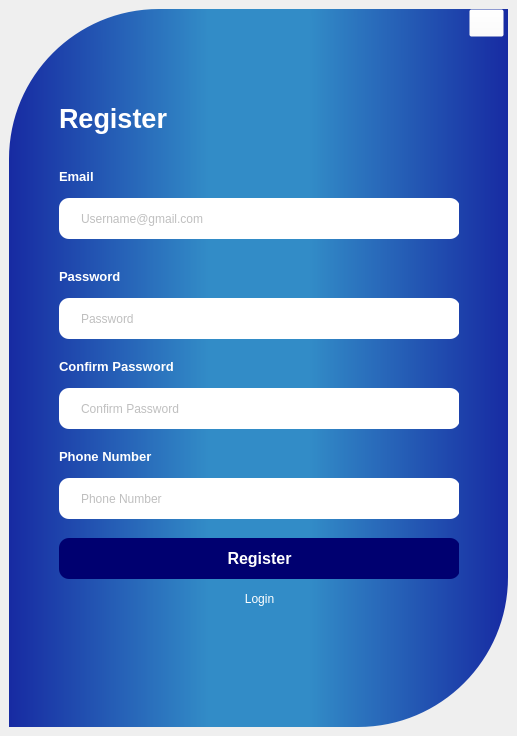
Before: the Qt Designer form Client/View/Login.ui in NegiKirin/PBL5, drawn with Qt 5.
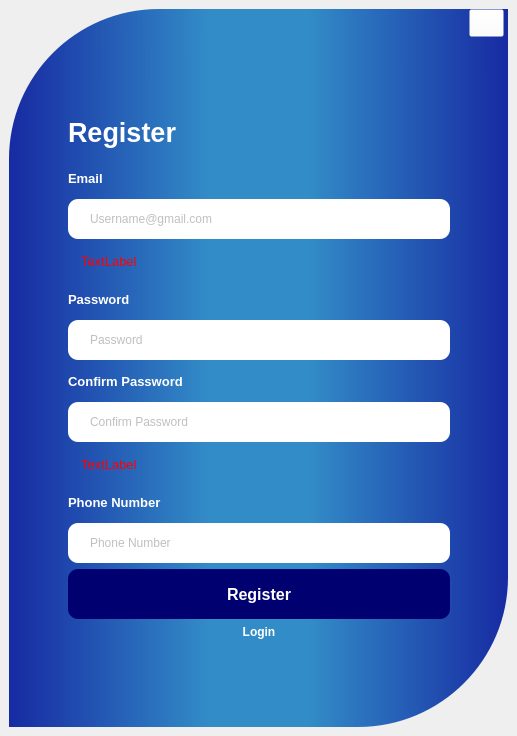
After: the same form once the commit is applied. The open tabs and pages were chosen to show the change. Icons and pictures are not drawn.

What changed in the file:
```diff
--- a/Client/View/Login.ui
+++ b/Client/View/Login.ui
@@ -95,7 +95,7 @@
             <property name="minimumSize">
              <size>
               <width>400</width>
-              <height>0</height>
+              <height>40</height>
              </size>
             </property>
             <property name="styleSheet">
@@ -308,14 +308,20 @@
              </widget>
             </widget>
             <widget class="QWidget" name="page_2">
+             <layout class="QVBoxLayout" name="verticalLayout_4">
+              <item>
              <widget class="QLabel" name="label_5">
-              <property name="geometry">
-               <rect>
-                <x>0</x>
-                <y>0</y>
-                <width>151</width>
-                <height>41</height>
-               </rect>
+                <property name="minimumSize">
+                 <size>
+                  <width>0</width>
+                  <height>50</height>
+                 </size>
+                </property>
+                <property name="maximumSize">
+                 <size>
+                  <width>16777215</width>
+                  <height>50</height>
+                 </size>
               </property>
               <property name="font">
                <font>
@@ -332,14 +338,20 @@
                <string>Register</string>
               </property>
              </widget>
+              </item>
+              <item>
              <widget class="QLabel" name="label_6">
-              <property name="geometry">
-               <rect>
-                <x>0</x>
-                <y>70</y>
-                <width>391</width>
-                <height>16</height>
-               </rect>
+                <property name="minimumSize">
+                 <size>
+                  <width>0</width>
+                  <height>30</height>
+                 </size>
+                </property>
+                <property name="maximumSize">
+                 <size>
+                  <width>16777215</width>
+                  <height>30</height>
+                 </size>
               </property>
               <property name="font">
                <font>
@@ -356,14 +368,20 @@
                <string>Email</string>
               </property>
              </widget>
+              </item>
+              <item>
              <widget class="QLineEdit" name="LEdit_email_register">
-              <property name="geometry">
-               <rect>
-                <x>0</x>
-                <y>100</y>
-                <width>401</width>
-                <height>41</height>
-               </rect>
+                <property name="minimumSize">
+                 <size>
+                  <width>0</width>
+                  <height>40</height>
+                 </size>
+                </property>
+                <property name="maximumSize">
+                 <size>
+                  <width>16777215</width>
+                  <height>40</height>
+                 </size>
               </property>
               <property name="styleSheet">
                <string notr="true">background-color: rgb(255, 255, 255);
@@ -379,14 +397,36 @@
                <string>Username@gmail.com</string>
               </property>
              </widget>
+              </item>
+              <item>
+               <widget class="QLabel" name="label_11">
+                <property name="font">
+                 <font>
+                  <pointsize>10</pointsize>
+                 </font>
+                </property>
+                <property name="styleSheet">
+                 <string notr="true">padding-left : 10px;
+color: rgb(255, 0, 0);</string>
+                </property>
+                <property name="text">
+                 <string>TextLabel</string>
+                </property>
+               </widget>
+              </item>
+              <item>
              <widget class="QLabel" name="label_7">
-              <property name="geometry">
-               <rect>
-                <x>0</x>
-                <y>170</y>
-                <width>391</width>
-                <height>16</height>
-               </rect>
+                <property name="minimumSize">
+                 <size>
+                  <width>0</width>
+                  <height>30</height>
+                 </size>
+                </property>
+                <property name="maximumSize">
+                 <size>
+                  <width>16777215</width>
+                  <height>30</height>
+                 </size>
               </property>
               <property name="font">
                <font>
@@ -403,14 +443,20 @@
                <string>Password</string>
               </property>
              </widget>
+              </item>
+              <item>
              <widget class="QLineEdit" name="LEdit_password_register">
-              <property name="geometry">
-               <rect>
-                <x>0</x>
-                <y>200</y>
-                <width>401</width>
-                <height>41</height>
-               </rect>
+                <property name="minimumSize">
+                 <size>
+                  <width>0</width>
+                  <height>40</height>
+                 </size>
+                </property>
+                <property name="maximumSize">
+                 <size>
+                  <width>16777215</width>
+                  <height>40</height>
+                 </size>
               </property>
               <property name="styleSheet">
                <string notr="true">background-color: rgb(255, 255, 255);
@@ -428,14 +474,20 @@
                <string>Password</string>
               </property>
              </widget>
+              </item>
+              <item>
              <widget class="QLabel" name="label_8">
-              <property name="geometry">
-               <rect>
-                <x>0</x>
-                <y>260</y>
-                <width>391</width>
-                <height>16</height>
-               </rect>
+                <property name="minimumSize">
+                 <size>
+                  <width>0</width>
+                  <height>30</height>
+                 </size>
+                </property>
+                <property name="maximumSize">
+                 <size>
+                  <width>16777215</width>
+                  <height>30</height>
+                 </size>
               </property>
               <property name="font">
                <font>
@@ -452,14 +504,20 @@
                <string>Confirm Password</string>
               </property>
              </widget>
+              </item>
+              <item>
              <widget class="QLineEdit" name="LEdit_confirm">
-              <property name="geometry">
-               <rect>
-                <x>0</x>
-                <y>290</y>
-                <width>401</width>
-                <height>41</height>
-               </rect>
+                <property name="minimumSize">
+                 <size>
+                  <width>0</width>
+                  <height>40</height>
+                 </size>
+                </property>
+                <property name="maximumSize">
+                 <size>
+                  <width>16777215</width>
+                  <height>40</height>
+                 </size>
               </property>
               <property name="styleSheet">
                <string notr="true">background-color: rgb(255, 255, 255);
@@ -476,14 +534,36 @@
                <string>Confirm Password</string>
               </property>
              </widget>
+              </item>
+              <item>
+               <widget class="QLabel" name="label_12">
+                <property name="font">
+                 <font>
+                  <pointsize>10</pointsize>
+                 </font>
+                </property>
+                <property name="styleSheet">
+                 <string notr="true">padding-left : 10px;
+color: rgb(255, 0, 0);</string>
+                </property>
+                <property name="text">
+                 <string>TextLabel</string>
+                </property>
+               </widget>
+              </item>
+              <item>
              <widget class="QLabel" name="label_9">
-              <property name="geometry">
-               <rect>
-                <x>0</x>
-                <y>350</y>
-                <width>391</width>
-                <height>16</height>
-               </rect>
+                <property name="minimumSize">
+                 <size>
+                  <width>0</width>
+                  <height>30</height>
+                 </size>
+                </property>
+                <property name="maximumSize">
+                 <size>
+                  <width>16777215</width>
+                  <height>30</height>
+                 </size>
               </property>
               <property name="font">
                <font>
@@ -500,14 +580,20 @@
                <string>Phone Number</string>
               </property>
              </widget>
+              </item>
+              <item>
              <widget class="QLineEdit" name="LEdit_phone">
-              <property name="geometry">
-               <rect>
-                <x>0</x>
-                <y>380</y>
-                <width>401</width>
-                <height>41</height>
-               </rect>
+                <property name="minimumSize">
+                 <size>
+                  <width>0</width>
+                  <height>40</height>
+                 </size>
+                </property>
+                <property name="maximumSize">
+                 <size>
+                  <width>16777215</width>
+                  <height>40</height>
+                 </size>
               </property>
               <property name="styleSheet">
                <string notr="true">background-color: rgb(255, 255, 255);
@@ -524,14 +610,20 @@
                <string>Phone Number</string>
               </property>
              </widget>
+              </item>
+              <item>
              <widget class="QPushButton" name="btn_register">
-              <property name="geometry">
-               <rect>
-                <x>0</x>
-                <y>440</y>
-                <width>401</width>
-                <height>41</height>
-               </rect>
+                <property name="minimumSize">
+                 <size>
+                  <width>0</width>
+                  <height>50</height>
+                 </size>
+                </property>
+                <property name="maximumSize">
+                 <size>
+                  <width>16777215</width>
+                  <height>50</height>
+                 </size>
               </property>
               <property name="font">
                <font>
@@ -555,18 +647,14 @@
                <string>Register</string>
               </property>
              </widget>
+              </item>
+              <item>
              <widget class="QPushButton" name="btn_login">
-              <property name="geometry">
-               <rect>
-                <x>0</x>
-                <y>480</y>
-                <width>401</width>
-                <height>41</height>
-               </rect>
-              </property>
               <property name="font">
                <font>
                 <pointsize>9</pointsize>
+                  <weight>75</weight>
+                  <bold>true</bold>
                </font>
               </property>
               <property name="cursor">
@@ -582,6 +670,8 @@
                <string>Login</string>
               </property>
              </widget>
+              </item>
+             </layout>
             </widget>
            </widget>
           </item>
```
Left out of the diff: 184 changed lines with no effect on the pictures. Lines whose indentation alone changed are shown as unchanged.
